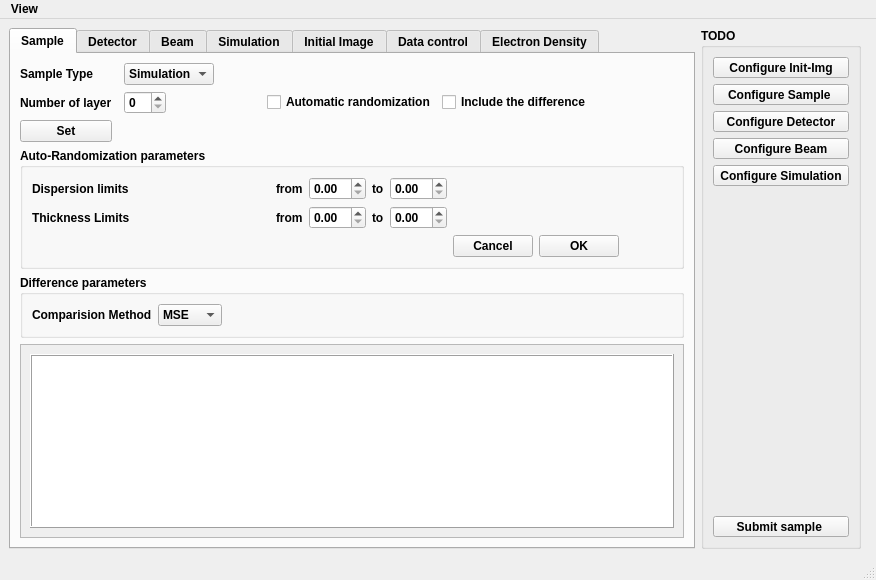
This is siegmainwindow.ui in amirtosson/GISASSimulationBornAgainBased as Qt 5 draws it before an edit. The edited form follows.
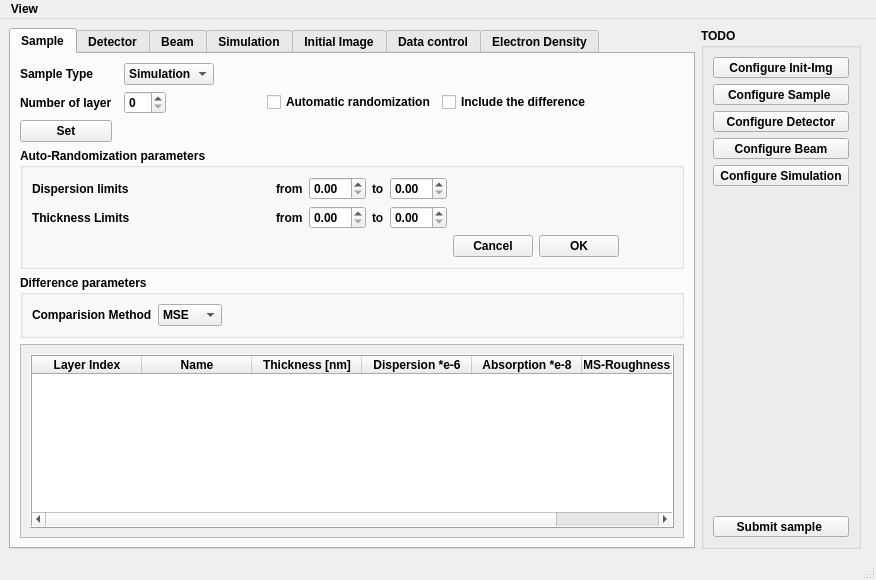
This is the edited form.

What changed in the file:
```diff
--- a/siegmainwindow.ui
+++ b/siegmainwindow.ui
@@ -327,17 +327,20 @@
               <property name="showGrid">
                <bool>true</bool>
               </property>
+              <property name="rowCount">
+               <number>0</number>
+              </property>
               <property name="columnCount">
-               <number>5</number>
+               <number>6</number>
               </property>
               <attribute name="horizontalHeaderVisible">
-               <bool>false</bool>
+               <bool>true</bool>
               </attribute>
               <attribute name="horizontalHeaderCascadingSectionResizes">
                <bool>false</bool>
               </attribute>
               <attribute name="horizontalHeaderMinimumSectionSize">
-               <number>40</number>
+               <number>60</number>
               </attribute>
               <attribute name="horizontalHeaderDefaultSectionSize">
                <number>110</number>
@@ -352,7 +355,7 @@
                <bool>false</bool>
               </attribute>
               <attribute name="verticalHeaderMinimumSectionSize">
-               <number>25</number>
+               <number>30</number>
               </attribute>
               <attribute name="verticalHeaderDefaultSectionSize">
                <number>40</number>
@@ -387,12 +390,18 @@
               </column>
               <column>
                <property name="text">
-                <string>Dispersion</string>
+                <string>Thickness [nm]</string>
                </property>
+               <property name="font">
+                <font>
+                 <weight>75</weight>
+                 <bold>true</bold>
+                </font>
+               </property>
               </column>
               <column>
                <property name="text">
-                <string>Thickness</string>
+                <string>Dispersion *e-6</string>
                </property>
                <property name="font">
                 <font>
@@ -403,7 +412,18 @@
               </column>
               <column>
                <property name="text">
-                <string>Roughness</string>
+                <string>Absorption *e-8</string>
+               </property>
+               <property name="font">
+                <font>
+                 <weight>75</weight>
+                 <bold>true</bold>
+                </font>
+               </property>
+              </column>
+              <column>
+               <property name="text">
+                <string>RMS-Roughness [nm]</string>
                </property>
                <property name="font">
                 <font>
```
Left out of the diff: 2 changed lines with no effect on the pictures.
